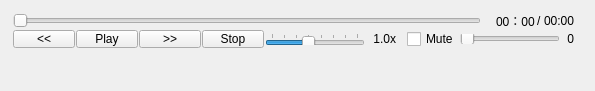
Old version of the form src/play_control_window.ui in the repository StevenHuang2020/VideoPlayer.
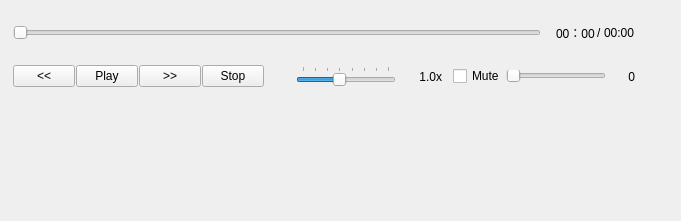
New version of the form.

```diff
--- a/src/play_control_window.ui
+++ b/src/play_control_window.ui
@@ -6,8 +6,8 @@
    <rect>
     <x>0</x>
     <y>0</y>
-    <width>595</width>
-    <height>91</height>
+    <width>681</width>
+    <height>221</height>
    </rect>
   </property>
   <property name="windowTitle">
@@ -18,8 +18,8 @@
     <rect>
      <x>0</x>
      <y>0</y>
-     <width>591</width>
-     <height>61</height>
+     <width>651</width>
+     <height>111</height>
     </rect>
    </property>
    <layout class="QGridLayout" name="gridLayout">
@@ -165,6 +165,9 @@
       </item>
       <item>
        <widget class="QSlider" name="slider_speed">
+        <property name="enabled">
+         <bool>true</bool>
+        </property>
         <property name="sizePolicy">
          <sizepolicy hsizetype="Fixed" vsizetype="Fixed">
           <horstretch>0</horstretch>
@@ -174,13 +177,13 @@
         <property name="minimumSize">
          <size>
           <width>100</width>
-          <height>12</height>
+          <height>0</height>
          </size>
         </property>
         <property name="maximumSize">
          <size>
-          <width>100</width>
-          <height>12</height>
+          <width>16777215</width>
+          <height>16777215</height>
          </size>
         </property>
         <property name="minimum">
@@ -277,13 +280,13 @@
         <property name="minimumSize">
          <size>
           <width>100</width>
-          <height>10</height>
+          <height>12</height>
          </size>
         </property>
         <property name="maximumSize">
          <size>
           <width>100</width>
-          <height>10</height>
+          <height>12</height>
          </size>
         </property>
         <property name="maximum">
```
